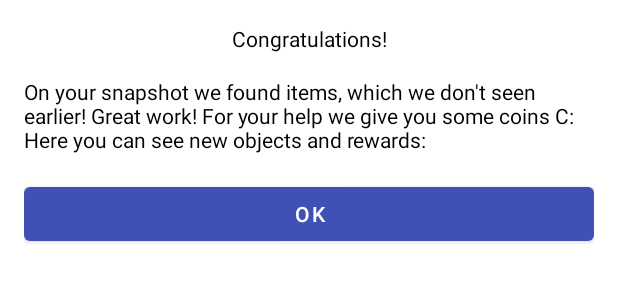
After one commit to todaywesleep/FindItRx, an Android app: the layout dialog_new_quests.xml on its own in the app's theme, with its tools: preview values and no code run, on a phone screen of 412 x 824 dp. The commit adds this screen. Shown: the top 300 px of the screen. Run offline under Robolectric (Android 15) with nearby library versions, the phone set to English and light mode, and no system bars.

Commit message:
Implement rewards for objects finding

```diff
--- a/app/src/main/java/pro/papaya/canyo/finditrx/dialog/BaseDialog.java
+++ b/app/src/main/java/pro/papaya/canyo/finditrx/dialog/BaseDialog.java
@@ -31,7 +31,11 @@ public abstract class BaseDialog extends AlertDialog {
 
   protected abstract DialogInterface.OnClickListener getPositiveOnClick();
 
-  private void init() {
+  protected Dialog getDialog() {
+    return dialog;
+  }
+
+  protected void init() {
     dialog = new AlertDialog.Builder(getContext())
         .setTitle(getTitle())
         .setMessage(getMessage())
--- a/app/src/main/java/pro/papaya/canyo/finditrx/viewmodel/MainViewModel.java
+++ b/app/src/main/java/pro/papaya/canyo/finditrx/viewmodel/MainViewModel.java
@@ -42,7 +42,7 @@ public class MainViewModel extends ViewModel {
     return completedQuests;
   }
 
-  private void enrollMoney(int amount) {
+  public void enrollMoney(int amount) {
     FireBaseProfileManager.getInstance().enrollMoney(amount);
   }
 }
--- /dev/null
+++ b/app/src/main/res/layout/dialog_new_quests.xml
@@ -0,0 +1,34 @@
+<?xml version="1.0" encoding="utf-8"?>
+<LinearLayout xmlns:android="http://schemas.android.com/apk/res/android"
+    android:layout_width="match_parent"
+    android:layout_height="match_parent"
+    android:orientation="vertical"
+    android:padding="@dimen/padding_default">
+
+    <TextView
+        android:layout_width="match_parent"
+        android:layout_height="wrap_content"
+        android:text="@string/new_quest_dialog_title"
+        android:textAlignment="center" />
+
+    <TextView
+        android:layout_width="match_parent"
+        android:layout_height="wrap_content"
+        android:layout_marginTop="@dimen/padding_default"
+        android:text="@string/new_quest_dialog_message" />
+
+    <LinearLayout
+        android:id="@+id/new_quests_container"
+        android:layout_width="match_parent"
+        android:layout_height="wrap_content"
+        android:layout_marginTop="@dimen/padding_small"
+        android:orientation="vertical" />
+
+    <Button
+        android:id="@+id/new_quests_positive_btn"
+        android:layout_width="match_parent"
+        android:layout_height="wrap_content"
+        android:layout_marginTop="@dimen/padding_small"
+        android:text="@string/new_quest_dialog_positive_btn" />
+
+</LinearLayout>
--- a/app/src/main/res/values/strings.xml
+++ b/app/src/main/res/values/strings.xml
@@ -21,6 +21,10 @@
     <string name="camera_dialog_title">Warning</string>
     <string name="camera_dialog_message">This application can\'t work normally without camera permission. To get full app experience, please allow use camera.</string>
     <string name="camera_dialog_positive_btn">Ok</string>
+    <!-- New quest dialog -->
+    <string name="new_quest_dialog_title">Congratulations!</string>
+    <string name="new_quest_dialog_message">On your snapshot we found items, which we don\'t seen earlier! Great work! For your help we give you some coins C:\nHere you can see new objects and rewards:</string>
+    <string name="new_quest_dialog_positive_btn">Ok</string>
     <!-- FAB menu -->
     <string name="fab_settings">Settings</string>
     <string name="fab_auto_flash">Auto-flash</string>
```
Also changed, not shown: app/src/main/java/pro/papaya/canyo/finditrx/activity/MainActivity.java (+26 -0 lines), app/src/main/java/pro/papaya/canyo/finditrx/dialog/NewQuestsDialog.java (added, +76 -0 lines).
